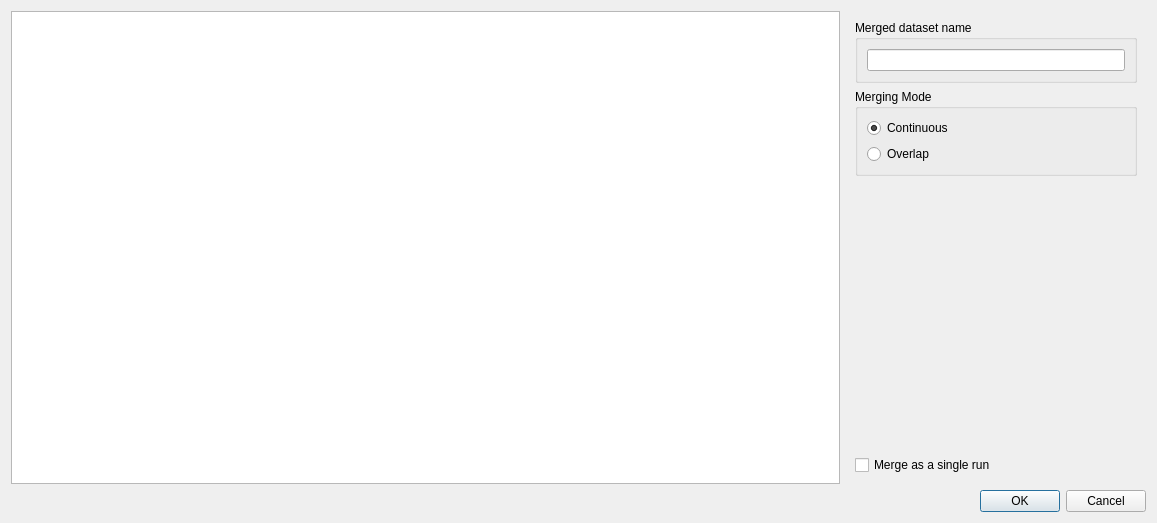
Old version of the form tse_analytics/views/datasets/datasets_merge_dialog.ui in the repository TSE-Systems/tse-analytics.
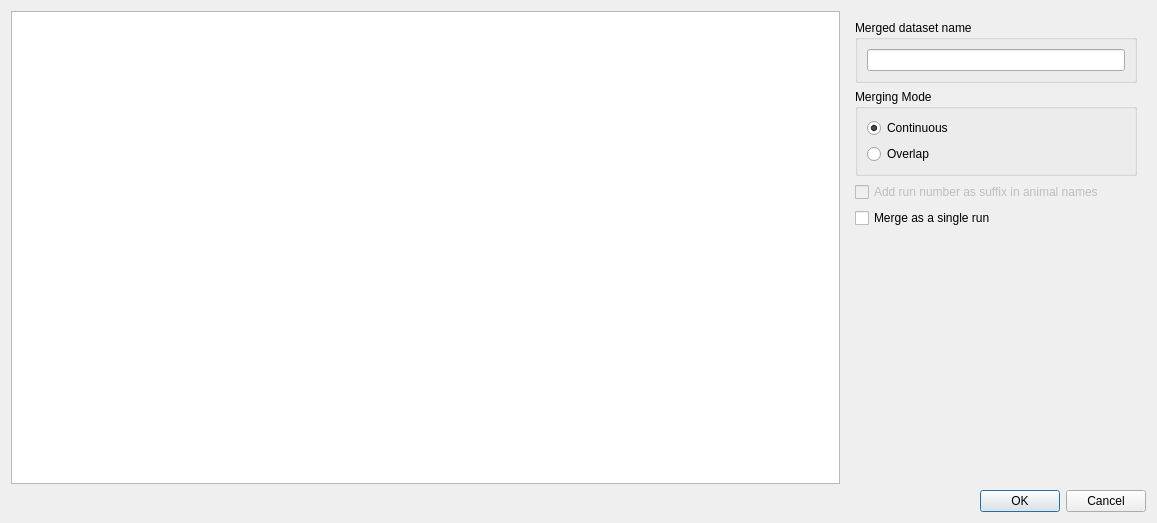
New version of the form.

Commit message: - New    -- Option to generate new animal names with run number suffix when merging datasets in overlap mode. - Change -- Disable pairwise-tests for three-way (and higher) ANOVA. See: https://pingouin-stats.org/build/html/generated/pingouin.pairwise_tests.html - Fix    -- Sanitize variable names for N-way ANOVA (comma, bracket, and colon are not allowed in column names).

```diff
--- a/tse_analytics/views/datasets/datasets_merge_dialog.ui
+++ b/tse_analytics/views/datasets/datasets_merge_dialog.ui
@@ -104,6 +104,26 @@
           </layout>
          </widget>
         </item>
+        <item>
+         <widget class="QCheckBox" name="checkBoxGenerateAnimalNames">
+          <property name="enabled">
+           <bool>false</bool>
+          </property>
+          <property name="text">
+           <string>Add run number as suffix in animal names </string>
+          </property>
+         </widget>
+        </item>
+        <item>
+         <widget class="QCheckBox" name="checkBoxSingleRun">
+          <property name="toolTip">
+           <string>Merged dataset will have a Run number for all records assigned to 1</string>
+          </property>
+          <property name="text">
+           <string>Merge as a single run</string>
+          </property>
+         </widget>
+        </item>
         <item>
          <spacer name="verticalSpacer">
           <property name="orientation">
@@ -117,16 +137,6 @@
           </property>
          </spacer>
         </item>
-        <item>
-         <widget class="QCheckBox" name="checkBoxSingleRun">
-          <property name="toolTip">
-           <string>Merged dataset will have a Run number for all records assigned to 1</string>
-          </property>
-          <property name="text">
-           <string>Merge as a single run</string>
-          </property>
-         </widget>
-        </item>
        </layout>
       </widget>
      </item>
```
Left out of the diff: 16 changed lines with no effect on the pictures. The commit also changes 8 other files.
